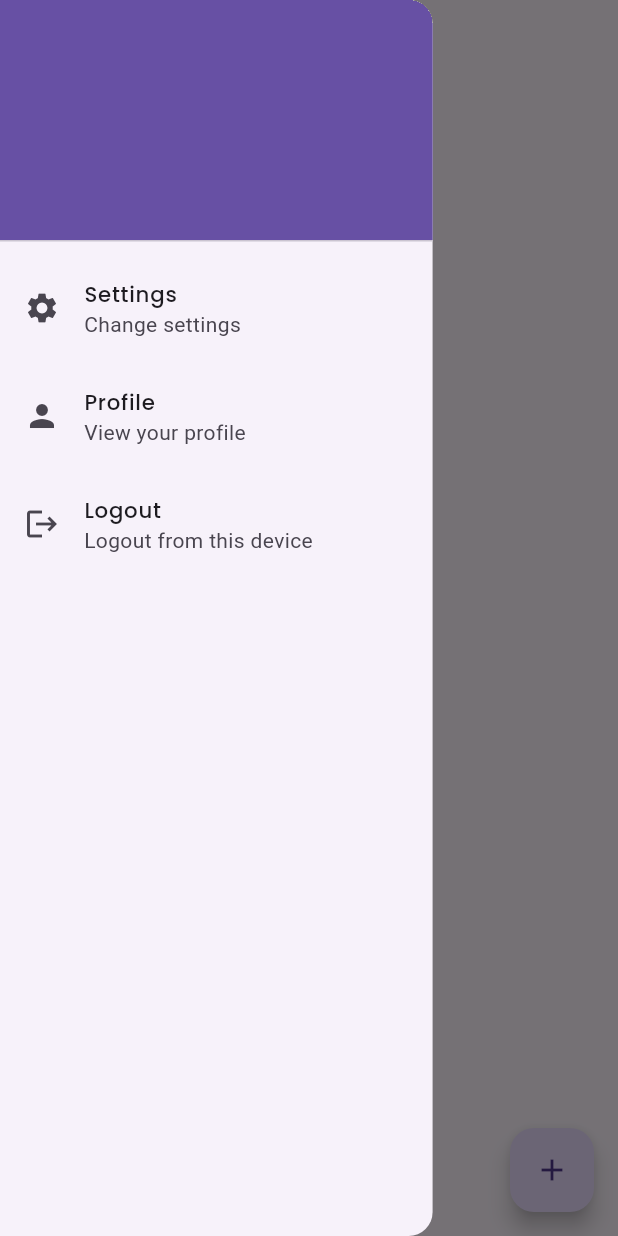
After one commit to sabin6969/Blogging-App, a Flutter app: the HomePage screen opened by its route, with the side drawer open, on a phone screen of 412 x 824 dp. The commit adds this screen. Run offline on Flutter 3.47's test engine with Material 3 defaults, Android fonts, the phone set to English and light mode, and no system bars; our stand-ins replace firebase_auth, firebase_core, flutter_screenutil, fluttertoast, google_fonts, liquid_swipe and 1 more; accounts and stored records are empty.

Commit message:
added drawer section and changed size of text

```diff
--- a/lib/constants/app_theme.dart
+++ b/lib/constants/app_theme.dart
@@ -18,8 +18,8 @@ class AppTheme {
       textTheme: TextTheme(
         bodyLarge: GoogleFonts.poppins(
           textStyle: TextStyle(
-            fontSize: 17.sp,
-            fontWeight: FontWeight.w600,
+            fontSize: 14.sp,
+            fontWeight: FontWeight.w500,
           ),
         ),
       ),
@@ -33,7 +33,7 @@ class AppTheme {
           fixedSize: MaterialStatePropertyAll(
             Size(
               size.width,
-              40.h,
+              45.h,
             ),
           ),
           textStyle: MaterialStatePropertyAll(
--- a/lib/constants/route_names.dart
+++ b/lib/constants/route_names.dart
@@ -3,4 +3,5 @@ class RouteName {
   static const String signupPage = "/signupPage";
   static const String forgotPasswordPage = "/forgotPasswordPage";
   static const String defaultPage = "/default";
+  static const String homePage = "/homePage";
 }
--- a/lib/constants/routes.dart
+++ b/lib/constants/routes.dart
@@ -2,6 +2,7 @@ import 'package:flutter/material.dart';
 import 'package:mvc_app/constants/route_names.dart';
 import 'package:mvc_app/view/default_page.dart';
 import 'package:mvc_app/view/forgot_password_page.dart';
+import 'package:mvc_app/view/home_page.dart';
 import 'package:mvc_app/view/login_view.dart';
 import 'package:mvc_app/view/signup_view.dart';
 
@@ -16,7 +17,12 @@ class Routes {
         return MaterialPageRoute(builder: (context) => const DefaultPage());
       case RouteName.forgotPasswordPage:
         return MaterialPageRoute(
-            builder: (context) => const ForgetPasswordPage());
+          builder: (context) => const ForgetPasswordPage(),
+        );
+      case RouteName.homePage:
+        return MaterialPageRoute(
+          builder: (context) => const HomePage(),
+        );
       default:
         return MaterialPageRoute(builder: (context) => const DefaultPage());
     }
--- a/lib/controller/login_controller.dart
+++ b/lib/controller/login_controller.dart
@@ -1,6 +1,7 @@
 import 'package:firebase_core/firebase_core.dart';
 import 'package:flutter/material.dart';
 import 'package:mvc_app/constants/constants.dart';
+import 'package:mvc_app/constants/route_names.dart';
 import 'package:mvc_app/constants/validation_mixin.dart';
 import 'package:mvc_app/utils/toast_message.dart';
 
@@ -37,6 +38,7 @@ class LoginController with FormValidation, ChangeNotifier {
   Future<void> login({
     required Map<String, String> loginDetails,
     required GlobalKey<FormState> globalKey,
+    required BuildContext context,
   }) async {
     if (globalKey.currentState!.validate()) {
       _changeStatus(true);
@@ -49,6 +51,10 @@ class LoginController with FormValidation, ChangeNotifier {
           .then((value) {
         showToastMessage("Login Sucess");
         _changeStatus(false);
+        Navigator.pushReplacementNamed(
+          context,
+          RouteName.homePage,
+        );
 
         debugPrint("Login Sucess");
       }).onError((error, stackTrace) {
--- a/lib/view/forgot_password_page.dart
+++ b/lib/view/forgot_password_page.dart
@@ -1,7 +1,7 @@
 import 'package:flutter/material.dart';
 import 'package:flutter_screenutil/flutter_screenutil.dart';
 import 'package:mvc_app/controller/forgot_password_controller.dart';
-import 'package:mvc_app/utils/custom_text_form_field.dart';
+import 'package:mvc_app/widgets/custom_text_form_field.dart';
 import 'package:mvc_app/utils/label_text.dart';
 import 'package:provider/provider.dart';
 
--- /dev/null
+++ b/lib/view/home_page.dart
@@ -0,0 +1,28 @@
+import 'package:flutter/material.dart';
+import 'package:mvc_app/view/user_drawer.dart';
+
+class HomePage extends StatefulWidget {
+  const HomePage({super.key});
+
+  @override
+  State<HomePage> createState() => _HomePageState();
+}
+
+class _HomePageState extends State<HomePage> {
+  @override
+  Widget build(BuildContext context) {
+    return Scaffold(
+      appBar: AppBar(
+        elevation: 0,
+        centerTitle: true,
+      ),
+      drawer: const UserDrawer(),
+      floatingActionButton: FloatingActionButton(
+        onPressed: () {},
+        child: const Icon(
+          Icons.add,
+        ),
+      ),
+    );
+  }
+}
--- a/lib/view/login_view.dart
+++ b/lib/view/login_view.dart
@@ -2,8 +2,8 @@ import 'package:flutter/material.dart';
 import 'package:flutter_screenutil/flutter_screenutil.dart';
 import 'package:mvc_app/constants/route_names.dart';
 import 'package:mvc_app/controller/login_controller.dart';
-import 'package:mvc_app/utils/custom_text_button.dart';
-import 'package:mvc_app/utils/custom_text_form_field.dart';
+import 'package:mvc_app/widgets/custom_text_button.dart';
+import 'package:mvc_app/widgets/custom_text_form_field.dart';
 import 'package:mvc_app/utils/label_text.dart';
 import 'package:provider/provider.dart';
 
@@ -26,6 +26,12 @@ class _LoginViewState extends State<LoginView> {
   @override
   void dispose() {
     super.dispose();
+    _loginController.dispose();
+    _emailController.dispose();
+    _passwordController.dispose();
+    _emailFocusNode.dispose();
+    _passwordFocusNode.dispose();
+    _isPasswordVissible.dispose();
   }
 
   @override
@@ -154,6 +160,7 @@ class _LoginViewState extends State<LoginView> {
                                           "password": _passwordController.text,
                                         },
                                         globalKey: _globalKey,
+                                        context: context,
                                       );
                                     },
                               child: loginController.getisLoading
--- a/lib/view/signup_view.dart
+++ b/lib/view/signup_view.dart
@@ -1,8 +1,8 @@
 import 'package:flutter/material.dart';
 import 'package:flutter_screenutil/flutter_screenutil.dart';
 import 'package:mvc_app/controller/signup_controller.dart';
-import 'package:mvc_app/utils/custom_text_button.dart';
-import 'package:mvc_app/utils/custom_text_form_field.dart';
+import 'package:mvc_app/widgets/custom_text_button.dart';
+import 'package:mvc_app/widgets/custom_text_form_field.dart';
 import 'package:mvc_app/utils/label_text.dart';
 import 'package:provider/provider.dart';
 
--- /dev/null
+++ b/lib/view/user_drawer.dart
@@ -0,0 +1,58 @@
+import 'package:flutter/material.dart';
+import 'package:mvc_app/constants/constants.dart';
+
+class UserDrawer extends StatefulWidget {
+  const UserDrawer({super.key});
+
+  @override
+  State<UserDrawer> createState() => _UserDrawerState();
+}
+
+class _UserDrawerState extends State<UserDrawer> {
+  @override
+  Widget build(BuildContext context) {
+    Size size = MediaQuery.sizeOf(context);
+    return Drawer(
+      width: size.width * 0.7,
+      child: ListView(
+        children: [
+          UserAccountsDrawerHeader(
+            accountName: Text(
+              FirebaseConstants.firebaseAuth.currentUser!.email ??
+                  "user@gmail.com",
+            ),
+            accountEmail: /*Text(
+              FirebaseConstants.firebaseAuth.currentUser!.displayName ??
+                  "Username",
+            ),*/
+                null,
+          ),
+          ListTile(
+            onTap: () {},
+            title: const Text("Settings"),
+            leading: const Icon(
+              Icons.settings,
+            ),
+            subtitle: const Text("Change settings"),
+          ),
+          ListTile(
+            onTap: () {},
+            leading: const Icon(
+              Icons.person,
+            ),
+            title: const Text("Profile"),
+            subtitle: const Text("View your profile"),
+          ),
+          ListTile(
+            leading: const Icon(
+              Icons.logout,
+            ),
+            onTap: () {},
+            title: const Text("Logout"),
+            subtitle: const Text("Logout from this device"),
+          )
+        ],
+      ),
+    );
+  }
+}
```
Also changed, not shown: lib/model/user_model.dart (added), lib/widgets/custom_text_button.dart (renamed from lib/utils/custom_text_button.dart), lib/widgets/custom_text_form_field.dart (renamed from lib/utils/custom_text_form_field.dart).
